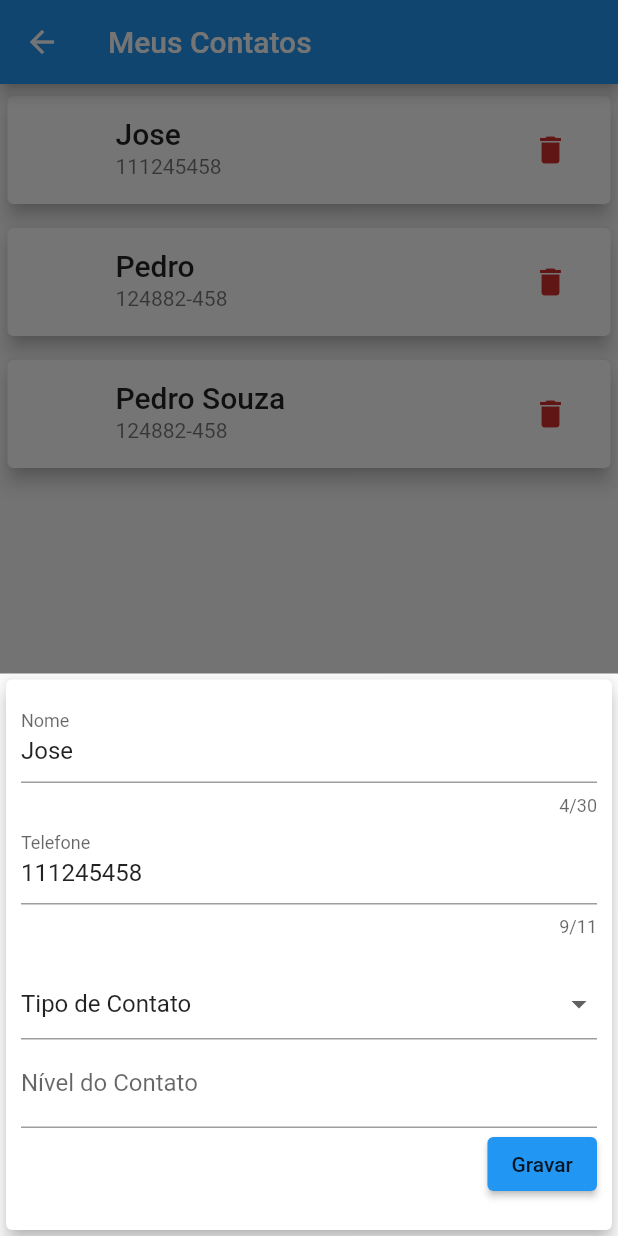
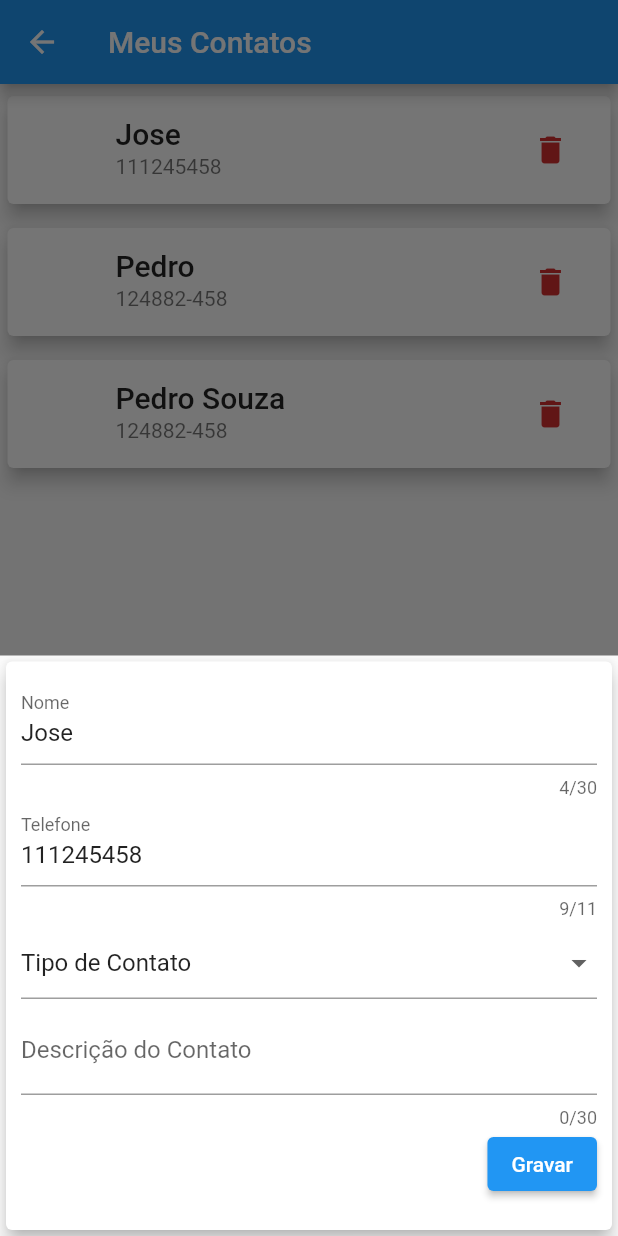
Before and after one commit to COFDev1/WhatsApp, a Flutter app: the ListContacts screen opened by its route, after a tap on "c1", on a phone screen of 412 x 824 dp. Run offline on Flutter 3.47's test engine with Material 2 defaults, Android fonts, the phone set to English and light mode, and no system bars; missing offline and left inert: dart:ffi.

Commit message:
New App: Correção de erro na edição do contato

```diff
--- a/lib/components/contact_form.dart
+++ b/lib/components/contact_form.dart
@@ -28,16 +28,19 @@ class ContactForm extends StatefulWidget {
 }
 
 class _ContactFormState extends State<ContactForm> {
+  bool _lEdit = true;
+  String dropdownValue = list.first;
   final _formKey = GlobalKey<FormState>();
-  String dropdownValue = list.first;
   final _nameController = TextEditingController();
   final _phoneController = TextEditingController();
-  final _nivelContato = TextEditingController();
+  final _descriptionContact = TextEditingController();
   final email = TextEditingController();
 
   void _editContact() {
     _nameController.text = widget.listContact![0].name;
     _phoneController.text = widget.listContact![0].phone;
+    _phoneController.text = widget.listContact![0].phone;
+    _lEdit = false;
   }
 
   _submitForm() {
@@ -58,7 +61,7 @@ class _ContactFormState extends State<ContactForm> {
 
   @override
   Widget build(BuildContext context) {
-    if (widget.listContact!.isNotEmpty) {
+    if (_lEdit && widget.listContact!.isNotEmpty) {
       _editContact();
     }
 
@@ -78,8 +81,9 @@ class _ContactFormState extends State<ContactForm> {
               children: [
                 TextFormField(
                   controller: _nameController,
+                  // initialValue: "Pedrao",
                   decoration: const InputDecoration(labelText: 'Nome'),
-                  textInputAction: TextInputAction.next,
+                  // textInputAction: TextInputAction.next,
                   maxLength: 30,
                   validator: (_name) {
                     final name = _name ?? '';
@@ -95,7 +99,6 @@ class _ContactFormState extends State<ContactForm> {
                     return null;
                   },
                 ),
-
                 TextFormField(
                   controller: _phoneController,
                   decoration: const InputDecoration(
@@ -105,7 +108,7 @@ class _ContactFormState extends State<ContactForm> {
                     FilteringTextInputFormatter.allow(RegExp('[0-9]')),
                   ],
                   maxLength: 11,
-                  keyboardType: const TextInputType.numberWithOptions(),
+                  keyboardType: TextInputType.phone,
                   validator: (_phone) {
                     final phone = _phone ?? '';
 
@@ -114,38 +117,16 @@ class _ContactFormState extends State<ContactForm> {
                     }
 
                     if (phone.trim().length < 11) {
-                      return "Telefone precisa de 11 dígitos.";
+                      return "Telefone deve ter 11 dígitos.";
                     }
                     return null;
                   },
                 ),
-
                 Align(
                   alignment: Alignment.topLeft,
                   child: Padding(
-                    padding: const EdgeInsets.only(top: 20),
-                    child: Column(
-                      children: [
-                        // DropdownButton<String>(
-                        //   value: dropdownValue,
-                        //   elevation: 16,
-                        //   onChanged: (String? value) {
-                        //     // This is called when the user selects an item.
-                        //     setState(
-                        //       () {
-                        //         dropdownValue = value!;
-                        //       },
-                        //     );
-                        //   },
-                        //   items: list
-                        //       .map<DropdownMenuItem<String>>((String value) {
-                        //     return DropdownMenuItem<String>(
-                        //       value: value,
-                        //       child: Text(value),
-                        //     );
-                        //   }).toList(),
-                        // ),
-                        DropdownButtonFormField<String>(
+                    padding: const EdgeInsets.only(top: 5),
+                    child: DropdownButtonFormField<String>(
                       value: dropdownValue,
                       // hint: Text('Select an option'),
                       onChanged: (String? newValue) {
@@ -154,41 +135,48 @@ class _ContactFormState extends State<ContactForm> {
                         });
                       },
                       validator: (String? value) {
-                            // if (value == null) {
                         if (value == list.first) {
-                              return "Selecione uma opção válida";
+                          return "Opção inválida";
                         }
                         return null;
                       },
-                          items: list
-                              .map<DropdownMenuItem<String>>((String value) {
+                      items: list.map<DropdownMenuItem<String>>((String value) {
                         return DropdownMenuItem<String>(
                           value: value,
                           child: Text(value),
                         );
                       }).toList(),
-                        )
-                      ],
                     ),
                   ),
                 ),
-                TextField(
-                  controller: _nivelContato,
-                  onSubmitted: (_) => {},
-                  decoration:
-                      const InputDecoration(labelText: "Nível do Contato"),
+                Padding(
+                  padding: const EdgeInsets.only(top: 5),
+                  child: TextFormField(
+                    controller: _descriptionContact,
+                    decoration: const InputDecoration(
+                        labelText: "Descrição do Contato"),
+                    // textInputAction: TextInputAction.next,
+                    maxLength: 30,
+                    validator: (_description) {
+                      final description = _description ?? '';
+
+                      if (description.trim().isEmpty) {
+                        return "O preenchimento do campo Descrição do Contato é obrigatório.";
+                      }
+
+                      if (description.trim().length < 3) {
+                        return "Descrição do Contato precisa no mínimo de 10 letras.";
+                      }
+
+                      return null;
+                    },
                   ),
-                // Text("Hint text", textAlign: TextAlign.end)
+                ),
                 Row(
                   mainAxisAlignment: MainAxisAlignment.end,
                   children: <Widget>[
                     ElevatedButton(
-                      child: Text(
-                        "Gravar",
-                        style: TextStyle(
-                          color: Theme.of(context).textTheme.button?.color,
-                        ),
-                      ),
+                      child: Text("Gravar"),
                       onPressed: _submitForm,
                     ),
                   ],
```
Lines whose indentation alone changed are shown as unchanged.
